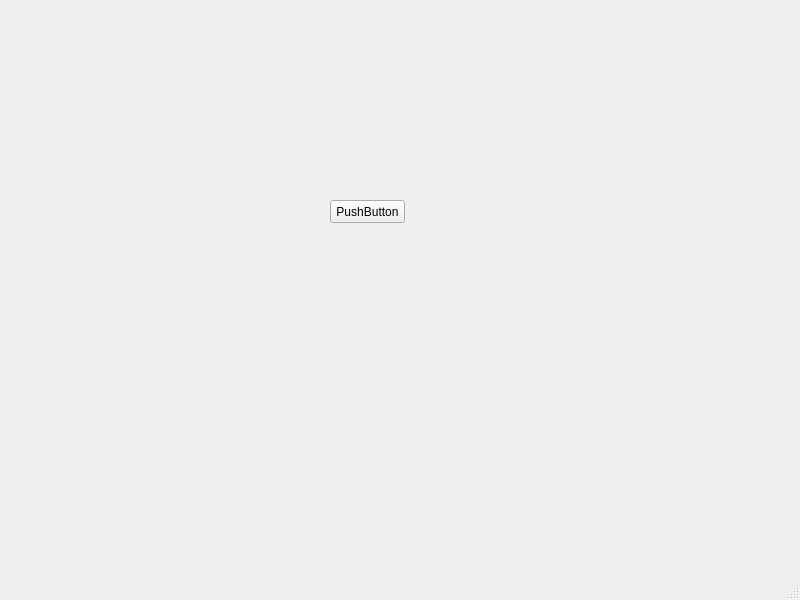
Old version of the form uis/chainNodeUI.ui in the repository JakubBurczyk/sr_blockchain.
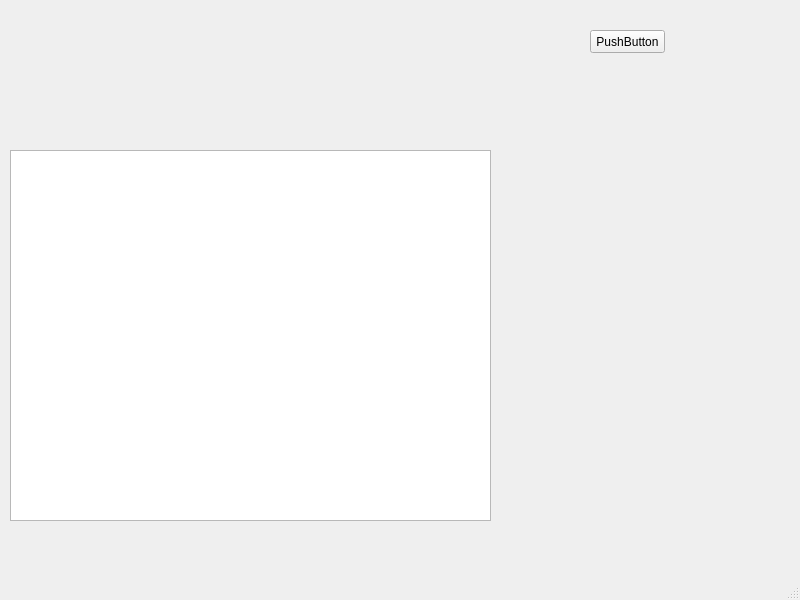
New version of the form.

What changed in the file:
```diff
--- a/uis/chainNodeUI.ui
+++ b/uis/chainNodeUI.ui
@@ -17,8 +17,8 @@
    <widget class="QPushButton" name="pushButton">
     <property name="geometry">
      <rect>
-      <x>330</x>
-      <y>200</y>
+      <x>590</x>
+      <y>30</y>
       <width>75</width>
       <height>23</height>
      </rect>
@@ -27,6 +27,16 @@
      <string>PushButton</string>
     </property>
    </widget>
+   <widget class="QTextBrowser" name="textBrowser">
+    <property name="geometry">
+     <rect>
+      <x>10</x>
+      <y>150</y>
+      <width>481</width>
+      <height>371</height>
+     </rect>
+    </property>
+   </widget>
   </widget>
   <widget class="QMenuBar" name="menubar">
    <property name="geometry">
```
